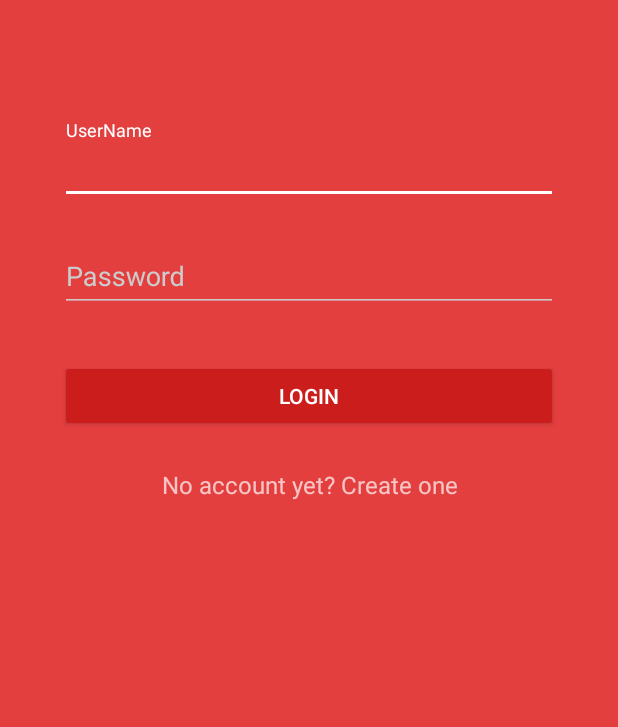
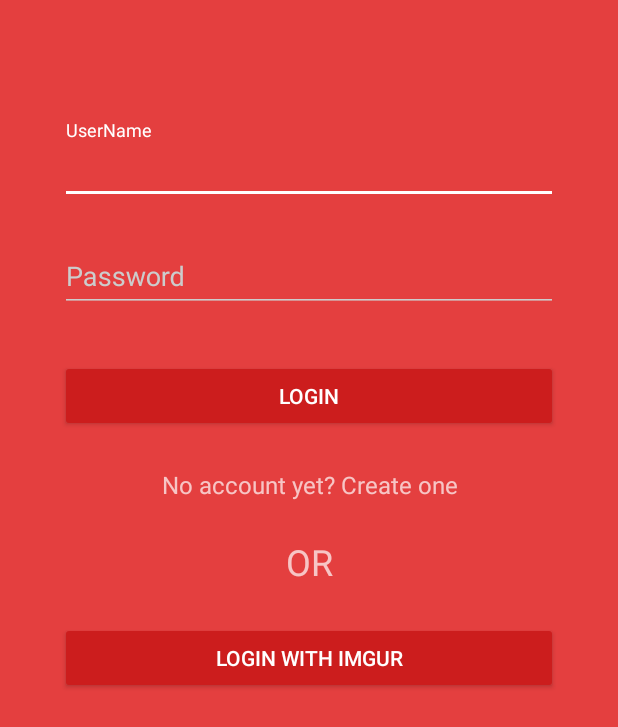
Before and after one commit to riamon-v/Epicture-Java, an Android app: the screen it shows after launch (LoginActivity), on a phone screen of 412 x 824 dp. Shown: the top 727 px of the screen. Run offline under Robolectric (Android 15) with nearby library versions, the phone set to English and light mode, and no system bars; our stand-ins replace Room's generated code.

Commit message:
Imgur connectio

```diff
--- a/app/src/main/java/com/example/riamon_v/java_epicture_2017/SignLoginHandling/LoginActivity.java
+++ b/app/src/main/java/com/example/riamon_v/java_epicture_2017/SignLoginHandling/LoginActivity.java
@@ -9,6 +9,7 @@ import android.view.View;
 import android.view.View.OnClickListener;
 import android.widget.Button;
 import android.widget.EditText;
+import android.widget.ImageView;
 import android.widget.TextView;
 import android.widget.Toast;
 
@@ -30,6 +31,7 @@ public class LoginActivity extends AppCompatActivity {// implements LoaderCallba
     private EditText mUserName;
     private EditText mPasswordView;
     private Button loginButton;
+    private Button loginButtonImgur;
     private TextView signupLink;
 
     @Override
@@ -40,6 +42,7 @@ public class LoginActivity extends AppCompatActivity {// implements LoaderCallba
         mUserName = (EditText) findViewById(R.id.userName);
         mPasswordView = (EditText) findViewById(R.id.password);
         loginButton = (Button) findViewById(R.id.btn_login);
+        loginButtonImgur = (Button) findViewById(R.id.btn_login_imgur);
 
         if (isAlreadyConnected() != null) {
             onLoginSuccess();
@@ -49,6 +52,12 @@ public class LoginActivity extends AppCompatActivity {// implements LoaderCallba
             @Override
             public void onClick(View view) {
                login();
+            }
+        });
+        loginButtonImgur.setOnClickListener(new OnClickListener() {
+            @Override
+            public void onClick(View view) {
+                startActivity(new Intent(LoginActivity.this, ImgurLoginActivity.class));
             }
         });
 
--- a/app/src/main/res/layout/activity_login.xml
+++ b/app/src/main/res/layout/activity_login.xml
@@ -52,11 +52,13 @@
                 android:layout_height="wrap_content"
                 android:layout_marginTop="8dp"
                 android:layout_marginBottom="8dp">
-                <EditText android:id="@+id/password"
+
+                <EditText
+                    android:id="@+id/password"
                     android:layout_width="match_parent"
                     android:layout_height="wrap_content"
-                    android:inputType="textPassword"
-                    android:hint="@string/prompt_password"/>
+                    android:hint="@string/prompt_password"
+                    android:inputType="textPassword" />
             </android.support.design.widget.TextInputLayout>
 
             <android.support.v7.widget.AppCompatButton
@@ -75,6 +77,22 @@
                 android:text="No account yet? Create one"
                 android:gravity="center"
                 android:textSize="16dip"/>
+
+            <TextView
+                android:layout_width="match_parent"
+                android:layout_height="wrap_content"
+                android:text="OR"
+                android:textAlignment="center"
+                android:textSize="24sp" />
+
+            <android.support.v7.widget.AppCompatButton
+                android:id="@+id/btn_login_imgur"
+                android:layout_width="fill_parent"
+                android:layout_height="wrap_content"
+                android:layout_marginTop="24dp"
+                android:layout_marginBottom="24dp"
+                android:padding="12dp"
+                android:text="Login with Imgur"/>
 
         </LinearLayout>
     </ScrollView>
--- a/app/src/main/res/values/strings.xml
+++ b/app/src/main/res/values/strings.xml
@@ -6,6 +6,8 @@
     <string name="title_flickr">FLICKR</string>
     <string name="title_imgur">IMGUR</string>
     <string name="title_activity_login">Sign in</string>
+    <string name="title_activity_signup">Sign Up</string>
+    <string name="title_activity_imgur">Sign with Imgur</string>
 
     <!-- Strings related to login -->
     <string name="prompt_userName">UserName</string>
@@ -19,8 +21,10 @@
     <string name="permission_rationale">"Contacts permissions are needed for providing email
         completions."
     </string>
-    <string name="title_activity_signup">Sign Up</string>
 
     <!-- Strings related to login -->
     <string name="prompt_email">Email</string>
+
+    <string name="api_imgur">https://api.imgur.com/</string>
+    <string name="CLIENT_ID_IMGUR">fd2f0bb75051567</string>
 </resources>
```
Also changed, not shown: app/src/main/java/com/example/riamon_v/java_epicture_2017/MainActivity.java (+18 -4 lines), app/src/main/java/com/example/riamon_v/java_epicture_2017/SignLoginHandling/ImgurLoginActivity.java (added, +123 -0 lines), app/src/main/res/layout/activity_login_imgur.xml (added, +12 -0 lines).
